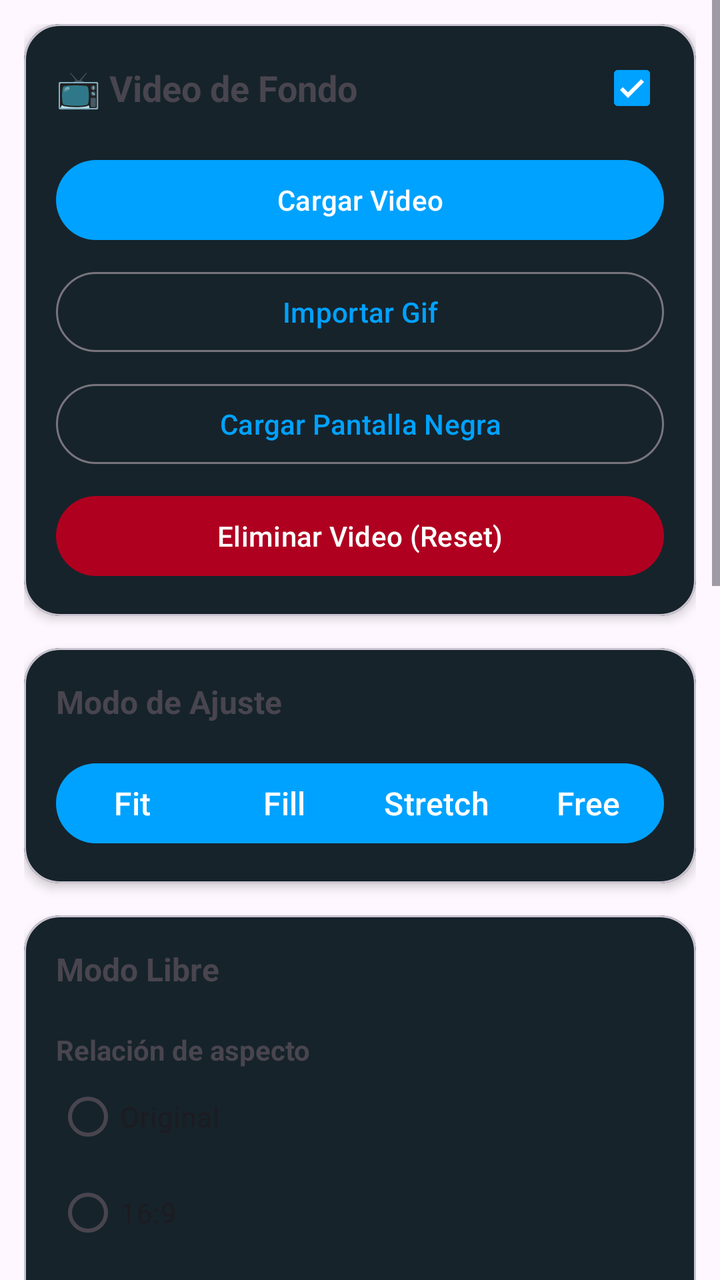
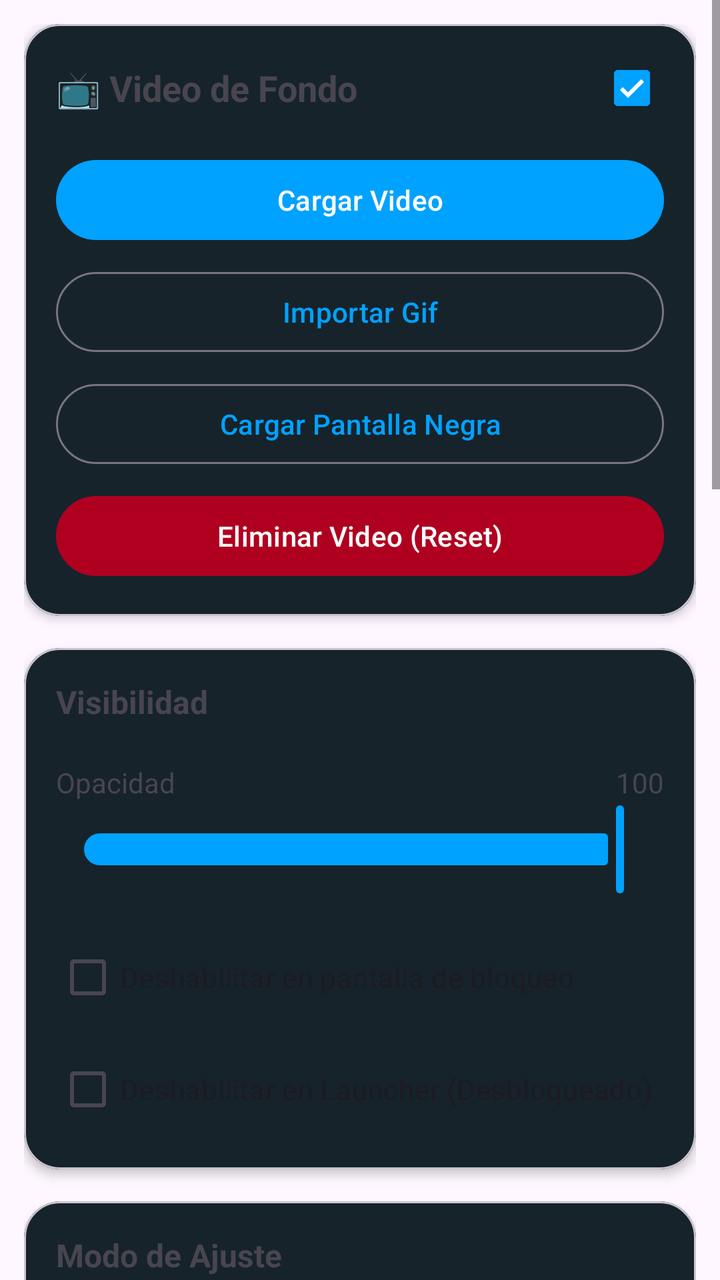

The first picture is an Android layout as it rendered before a commit; the second is the same layout after the commit. The layout source and the unified diff follow.
<!-- AndroidManifest.xml: application theme Theme.RomasterLiveWall -->
<!-- res/layout/layout_video.xml -->
<?xml version="1.0" encoding="utf-8"?>
<ScrollView
    xmlns:android="http://schemas.android.com/apk/res/android"
    xmlns:app="http://schemas.android.com/apk/res-auto"
    android:layout_width="match_parent"
    android:layout_height="match_parent">

    <LinearLayout
        android:layout_width="match_parent"
        android:layout_height="wrap_content"
        android:orientation="vertical"
        android:padding="12dp">

        
        
        

        <com.google.android.material.card.MaterialCardView
            android:layout_width="match_parent"
            android:layout_height="wrap_content"
            android:layout_marginBottom="16dp"
            app:cardCornerRadius="18dp"
            app:cardElevation="3dp">

            <LinearLayout
                android:layout_width="match_parent"
                android:layout_height="wrap_content"
                android:orientation="vertical"
                android:padding="16dp">

                <LinearLayout
                    android:layout_width="match_parent"
                    android:layout_height="wrap_content"
                    android:orientation="horizontal"
                    android:gravity="center_vertical">

                    <TextView
                        android:layout_width="0dp"
                        android:layout_height="wrap_content"
                        android:layout_weight="1"
                        android:text="@string/video_bg_title"
                        android:textStyle="bold"
                        android:textSize="18sp"/>

                    <com.google.android.material.checkbox.MaterialCheckBox
                        android:id="@+id/checkVideoBgEnabled"
                        android:layout_width="wrap_content"
                        android:layout_height="wrap_content"
                        android:checked="true"
                        android:minWidth="0dp"
                        android:minHeight="0dp"/>
                </LinearLayout>

                <com.google.android.material.button.MaterialButton
                    android:id="@+id/buttonSelectVideo"
                    style="@style/Widget.Material3.Button"
                    android:layout_width="match_parent"
                    android:layout_height="wrap_content"
                    android:layout_marginTop="16dp"
                    android:text="@string/video_load"/>

                <com.google.android.material.button.MaterialButton
                    android:id="@+id/buttonImportGifWallpaper"
                    style="@style/Widget.Material3.Button.OutlinedButton"
                    android:layout_width="match_parent"
                    android:layout_height="wrap_content"
                    android:layout_marginTop="8dp"
                    android:text="@string/video_import_gif"/>

                <com.google.android.material.button.MaterialButton
                    android:id="@+id/buttonBlackScreenWallpaper"
                    style="@style/Widget.Material3.Button.OutlinedButton"
                    android:layout_width="match_parent"
                    android:layout_height="wrap_content"
                    android:layout_marginTop="8dp"
                    android:text="@string/video_black_screen"/>

                <com.google.android.material.button.MaterialButton
                    android:id="@+id/buttonResetWallpaperVideo"
                    style="@style/Widget.Material3.Button"
                    android:layout_width="match_parent"
                    android:layout_height="wrap_content"
                    android:layout_marginTop="8dp"
                    android:text="@string/video_delete_reset"
                    android:textColor="@android:color/white"
                    app:backgroundTint="#B00020"/>

            </LinearLayout>

        </com.google.android.material.card.MaterialCardView>

        
        
        

        <com.google.android.material.card.MaterialCardView
            android:layout_width="match_parent"
            android:layout_height="wrap_content"
            android:layout_marginBottom="16dp"
            app:cardCornerRadius="18dp"
            app:cardElevation="3dp">

            <LinearLayout
                android:layout_width="match_parent"
                android:layout_height="wrap_content"
                android:orientation="vertical"
                android:padding="16dp">

                <TextView
                    android:layout_width="wrap_content"
                    android:layout_height="wrap_content"
                    android:text="@string/fit_mode_title"
                    android:textStyle="bold"
                    android:textSize="16sp"/>

                <com.google.android.material.button.MaterialButtonToggleGroup
                    android:id="@+id/toggleVideoMode"
                    android:layout_width="match_parent"
                    android:layout_height="wrap_content"
                    android:layout_marginTop="16dp"
                    app:singleSelection="true">
                
                    <com.google.android.material.button.MaterialButton
                        android:id="@+id/buttonFit"
                        android:layout_width="0dp"
                        android:layout_height="wrap_content"
                        android:layout_weight="1"
                        android:textSize="16sp"
                        android:paddingHorizontal="0dp"
                        android:insetLeft="0dp"
                        android:insetRight="0dp"
                        android:text="@string/fit_fit"/>
                
                    <com.google.android.material.button.MaterialButton
                        android:id="@+id/buttonFill"
                        android:layout_width="0dp"
                        android:layout_height="wrap_content"
                        android:layout_weight="1"
                        android:textSize="16sp"
                        android:paddingHorizontal="0dp"
                        android:insetLeft="0dp"
                        android:insetRight="0dp"
                        android:text="@string/fit_fill"/>
                
                    <com.google.android.material.button.MaterialButton
                        android:id="@+id/buttonStretch"
                        android:layout_width="0dp"
                        android:layout_height="wrap_content"
                        android:layout_weight="1"
                        android:textSize="16sp"
                        android:paddingHorizontal="0dp"
                        android:insetLeft="0dp"
                        android:insetRight="0dp"
                        android:text="@string/fit_stretch"/>
                
                    <com.google.android.material.button.MaterialButton
                        android:id="@+id/buttonFree"
                        android:layout_width="0dp"
                        android:layout_height="wrap_content"
                        android:layout_weight="1"
                        android:textSize="16sp"
                        android:paddingHorizontal="0dp"
                        android:insetLeft="0dp"
                        android:insetRight="0dp"
                        android:text="@string/fit_free"/>
                
                </com.google.android.material.button.MaterialButtonToggleGroup>

            </LinearLayout>

        </com.google.android.material.card.MaterialCardView>

        
        
        

        <com.google.android.material.card.MaterialCardView
            android:id="@+id/cardFreeMode"
            android:layout_width="match_parent"
            android:layout_height="wrap_content"
            android:layout_marginBottom="16dp"
            app:cardCornerRadius="18dp"
            app:cardElevation="3dp">

            <LinearLayout
                android:layout_width="match_parent"
                android:layout_height="wrap_content"
                android:orientation="vertical"
                android:padding="16dp">

                <TextView
                    android:layout_width="wrap_content"
                    android:layout_height="wrap_content"
                    android:text="@string/free_mode_title"
                    android:textStyle="bold"
                    android:textSize="16sp"/>

                

                <TextView
                    android:layout_width="wrap_content"
                    android:layout_height="wrap_content"
                    android:layout_marginTop="20dp"
                    android:text="@string/aspect_ratio_title"
                    android:textStyle="bold"/>

                <RadioGroup
                    android:id="@+id/radioAspectRatio"
                    android:layout_width="match_parent"
                    android:layout_height="wrap_content">

                    <RadioButton
                        android:id="@+id/radioAspectOriginal"
                        android:layout_width="wrap_content"
                        android:layout_height="wrap_content"
                        android:text="@string/aspect_original"/>

                    <RadioButton
                        android:id="@+id/radioAspect16x9"
                        android:layout_width="wrap_content"
                        android:layout_height="wrap_content"
                        android:text="16:9"/>

                    <RadioButton
                        android:id="@+id/radioAspect16x10"
                        android:layout_width="wrap_content"
                        android:layout_height="wrap_content"
                        android:text="16:10"/>

                    <RadioButton
                        android:id="@+id/radioAspect18x9"
                        android:layout_width="wrap_content"
                        android:layout_height="wrap_content"
                        android:text="18:9"/>
                    
                    <RadioButton
                        android:id="@+id/radioAspect20x9"
                        android:layout_width="wrap_content"
                        android:layout_height="wrap_content"
                        android:text="20:9"/>

                    <RadioButton
                        android:id="@+id/radioAspect4x3"
                        android:layout_width="wrap_content"
                        android:layout_height="wrap_content"
                        android:text="4:3"/>

                    <RadioButton
                        android:id="@+id/radioAspect3x2"
                        android:layout_width="wrap_content"
                        android:layout_height="wrap_content"
                        android:text="3:2"/>

                </RadioGroup>

                

                <LinearLayout
                    android:layout_width="match_parent"
                    android:layout_height="wrap_content"
                    android:layout_marginTop="20dp"
                    android:orientation="horizontal">

                    <TextView
                        android:layout_width="wrap_content"
                        android:layout_height="wrap_content"
                        android:layout_weight="1"
                        android:text="@string/label_zoom"/>

                    <TextView
                        android:id="@+id/textVideoZoomValue"
                        android:layout_width="wrap_content"
                        android:layout_height="wrap_content"
                        android:text="100"/>

                </LinearLayout>

                <com.google.android.material.slider.Slider
                    android:id="@+id/sliderVideoZoom"
                    android:layout_width="match_parent"
                    android:layout_height="wrap_content"
                    android:value="100"
                    android:valueFrom="10"
                    android:valueTo="800"/>

                

                <LinearLayout
                    android:layout_width="match_parent"
                    android:layout_height="wrap_content"
                    android:orientation="horizontal">

                    <TextView
                        android:layout_width="wrap_content"
                        android:layout_height="wrap_content"
                        android:layout_weight="1"
                        android:text="@string/label_pos_x"/>

                    <TextView
                        android:id="@+id/textVideoPosXValue"
                        android:layout_width="wrap_content"
                        android:layout_height="wrap_content"
                        android:text="0"/>

                </LinearLayout>

                <com.google.android.material.slider.Slider
                    android:id="@+id/sliderVideoPosX"
                    android:layout_width="match_parent"
                    android:layout_height="wrap_content"
                    android:valueFrom="-300"
                    android:valueTo="300"/>

                

                <LinearLayout
                    android:layout_width="match_parent"
                    android:layout_height="wrap_content"
                    android:orientation="horizontal">

                    <TextView
                        android:layout_width="match_parent"
                        android:layout_height="wrap_content"
                        android:layout_weight="1"
                        android:text="@string/label_pos_y"/>

                    <TextView
                        android:id="@+id/textVideoPosYValue"
                        android:layout_width="wrap_content"
                        android:layout_height="wrap_content"
                        android:text="0"/>

                </LinearLayout>

                <com.google.android.material.slider.Slider
                    android:id="@+id/sliderVideoPosY"
                    android:layout_width="match_parent"
                    android:layout_height="wrap_content"
                    android:valueFrom="-300"
                    android:valueTo="300"/>

            </LinearLayout>

        </com.google.android.material.card.MaterialCardView>
        
        
        
        <com.google.android.material.card.MaterialCardView
            android:layout_width="match_parent"
            android:layout_height="wrap_content"
            android:layout_marginTop="12dp"
            app:cardCornerRadius="16dp">
        
            <LinearLayout
                android:layout_width="match_parent"
                android:layout_height="wrap_content"
                android:orientation="vertical"
                android:padding="16dp">
        
                <TextView
                    android:layout_width="wrap_content"
                    android:layout_height="wrap_content"
                    android:text="@string/sound_title"
                    android:textStyle="bold"
                    android:textSize="16sp"/>
        
                <LinearLayout
                    android:layout_width="match_parent"
                    android:layout_height="wrap_content"
                    android:layout_marginTop="16dp"
                    android:gravity="center_vertical"
                    android:orientation="horizontal">

                    <ImageView
                        android:id="@+id/imageBgSoundIcon"
                        android:layout_width="24dp"
                        android:layout_height="24dp"
                        android:layout_marginEnd="12dp"
                        app:srcCompat="@drawable/baseline_volume_up_24"/>

                    <TextView
                        android:layout_width="0dp"
                        android:layout_height="wrap_content"
                        android:layout_weight="1"
                        android:text="@string/label_volume"/>

                    <TextView
                        android:id="@+id/textBgSoundVolumeValue"
                        android:layout_width="wrap_content"
                        android:layout_height="wrap_content"
                        android:text="100"/>
                </LinearLayout>

                <com.google.android.material.slider.Slider
                    android:id="@+id/sliderBgSoundVolume"
                    android:layout_width="match_parent"
                    android:layout_height="wrap_content"
                    android:valueFrom="0"
                    android:valueTo="100"
                    android:value="100"/>
        
                <LinearLayout
                    android:layout_width="match_parent"
                    android:layout_height="wrap_content"
                    android:layout_marginTop="16dp"
                    android:orientation="horizontal">
                
                    <com.google.android.material.button.MaterialButton
                        android:id="@+id/buttonLoadBgSound"
                        style="@style/Widget.Material3.Button.OutlinedButton"
                        android:layout_width="0dp"
                        android:layout_height="wrap_content"
                        android:layout_weight="1"
                        android:text="@string/load_sound"/>
                
                    <Space
                        android:layout_width="8dp"
                        android:layout_height="wrap_content"/>
                
                    <com.google.android.material.button.MaterialButton
                        android:id="@+id/buttonResetBgSound"
                        style="@style/Widget.Material3.Button.OutlinedButton"
                        android:layout_width="0dp"
                        android:layout_height="wrap_content"
                        android:layout_weight="1"
                        android:text="@string/reset"/>
                
                </LinearLayout>
        
                <TextView
                    android:id="@+id/textBgSoundFile"
                    android:layout_width="match_parent"
                    android:layout_height="wrap_content"
                    android:layout_marginTop="8dp"
                    android:ellipsize="middle"
                    android:maxLines="1"
                    android:text="@string/no_sound_selected"/>
                
                <TextView
                    android:id="@+id/textBgSoundDuration"
                    android:layout_width="wrap_content"
                    android:layout_height="wrap_content"
                    android:layout_marginTop="2dp"
                    android:text="@string/duration_placeholder"
                    android:textSize="12sp"/>
        
            </LinearLayout>
        
        </com.google.android.material.card.MaterialCardView>

    </LinearLayout>

</ScrollView>
<!-- resources referenced by this layout -->
<resources>
  <!-- drawable baseline_volume_up_24 (drawable) -->
  <vector xmlns:android="http://schemas.android.com/apk/res/android"
          android:width="24dp"
          android:height="24dp"
          android:viewportWidth="24.0"
          android:viewportHeight="24.0"
          android:tint="?attr/colorControlNormal">
      <path
          android:fillColor="@android:color/white"
          android:pathData="M3,9v6h4l5,5L12,4L7,9L3,9zM16.5,12c0,-1.77 -1.02,-3.29 -2.5,-4.03v8.05c1.48,-0.73 2.5,-2.25 2.5,-4.02zM14,3.23v2.06c2.89,0.86 5,3.54 5,6.71s-2.11,5.85 -5,6.71v2.06c4.01,-0.91 7,-4.49 7,-8.77s-2.99,-7.86 -7,-8.77z"/>
  </vector>
  <string name="aspect_original">Original</string>
  <string name="aspect_ratio_title">Relación de aspecto</string>
  <string name="duration_placeholder">Duración: --:--.---</string>
  <string name="fit_fill">Fill</string>
  <string name="fit_fit">Fit</string>
  <string name="fit_free">Free</string>
  <string name="fit_mode_title">Modo de Ajuste</string>
  <string name="fit_stretch">Stretch</string>
  <string name="free_mode_title">Modo Libre</string>
  <string name="label_pos_x">Posición X</string>
  <string name="label_pos_y">Posición Y</string>
  <string name="label_volume">Volumen</string>
  <string name="label_zoom">Zoom</string>
  <string name="load_sound">Cargar sonido</string>
  <string name="no_sound_selected">Ningún sonido seleccionado</string>
  <string name="reset">Reset</string>
  <string name="sound_title">Sonido</string>
  <string name="video_bg_title">📺 Video de Fondo</string>
  <string name="video_black_screen">Cargar Pantalla Negra</string>
  <string name="video_delete_reset">Eliminar Video (Reset)</string>
  <string name="video_import_gif">Importar Gif</string>
  <string name="video_load">Cargar Video</string>
  <style name="Theme.RomasterLiveWall" parent="Theme.Material3.DayNight.NoActionBar">
  
          <item name="colorPrimary">@color/md_theme_primary</item>
          <item name="colorSurface">@color/md_theme_surface</item>
          <item name="colorSurfaceVariant">@color/md_theme_surfaceVariant</item>
          <item name="android:statusBarColor">@android:color/transparent</item>
  
      </style>
  <color name="md_theme_primary">#00A2FF</color>
  <color name="md_theme_surface">#181818</color>
  <color name="md_theme_surfaceVariant">#242424</color>
</resources>

<!-- the commit's change to res/layout/layout_video.xml (unified diff, before → after) -->
@@ -88,6 +88,85 @@
             </LinearLayout>
 
         </com.google.android.material.card.MaterialCardView>
+
+
+        
+        
+        
+
+        <com.google.android.material.card.MaterialCardView
+            android:layout_width="match_parent"
+            android:layout_height="wrap_content"
+            android:layout_marginBottom="16dp"
+            app:cardCornerRadius="18dp"
+            app:cardElevation="3dp">
+
+            <LinearLayout
+                android:layout_width="match_parent"
+                android:layout_height="wrap_content"
+                android:orientation="vertical"
+                android:padding="16dp">
+
+                <TextView
+                    android:layout_width="wrap_content"
+                    android:layout_height="wrap_content"
+                    android:text="@string/visibility_title"
+                    android:textStyle="bold"
+                    android:textSize="16sp"/>
+
+                <LinearLayout
+                    android:layout_width="match_parent"
+                    android:layout_height="wrap_content"
+                    android:layout_marginTop="20dp"
+                    android:orientation="horizontal">
+
+                    <TextView
+                        android:layout_width="0dp"
+                        android:layout_height="wrap_content"
+                        android:layout_weight="1"
+                        android:text="@string/label_opacity"/>
+
+                    <TextView
+                        android:id="@+id/textVideoAlphaValue"
+                        android:layout_width="wrap_content"
+                        android:layout_height="wrap_content"
+                        android:text="100"/>
+
+                </LinearLayout>
+
+                <com.google.android.material.slider.Slider
+                    android:id="@+id/sliderVideoAlpha"
+                    android:layout_width="match_parent"
+                    android:layout_height="wrap_content"
+                    android:value="100"
+                    android:valueFrom="0"
+                    android:valueTo="100"/>
+
+                <com.google.android.material.checkbox.MaterialCheckBox
+                    android:id="@+id/checkVideoDisableOnLock"
+                    android:layout_width="match_parent"
+                    android:layout_height="wrap_content"
+                    android:layout_marginTop="16dp"
+                    android:text="@string/disable_on_lockscreen"/>
+
+                <com.google.android.material.checkbox.MaterialCheckBox
+                    android:id="@+id/checkVideoDisableOnLauncher"
+                    android:layout_width="match_parent"
+                    android:layout_height="wrap_content"
+                    android:layout_marginTop="8dp"
+                    android:text="@string/disable_on_launcher"/>
+
+                <com.google.android.material.checkbox.MaterialCheckBox
+                    android:id="@+id/checkVideoEnableLauncherFadeOut"
+                    android:layout_width="match_parent"
+                    android:layout_height="wrap_content"
+                    android:layout_marginTop="4dp"
+                    android:visibility="gone"
+                    android:text="@string/enable_launcher_fade_out"/>
+
+            </LinearLayout>
+        </com.google.android.material.card.MaterialCardView>
+
 
         
         
<!-- resource entries referenced after the edit -->
@@ -13,13 +13,17 @@
   </vector>
   <string name="aspect_original">Original</string>
   <string name="aspect_ratio_title">Relación de aspecto</string>
+  <string name="disable_on_launcher">Deshabilitar en Launcher (Desbloqueado)</string>
+  <string name="disable_on_lockscreen">Deshabilitar en pantalla de bloqueo</string>
   <string name="duration_placeholder">Duración: --:--.---</string>
+  <string name="enable_launcher_fade_out">Habilitar fade-out (usa tiempo de soft start)</string>
   <string name="fit_fill">Fill</string>
   <string name="fit_fit">Fit</string>
   <string name="fit_free">Free</string>
   <string name="fit_mode_title">Modo de Ajuste</string>
   <string name="fit_stretch">Stretch</string>
   <string name="free_mode_title">Modo Libre</string>
+  <string name="label_opacity">Opacidad</string>
   <string name="label_pos_x">Posición X</string>
   <string name="label_pos_y">Posición Y</string>
   <string name="label_volume">Volumen</string>
@@ -33,6 +37,7 @@
   <string name="video_delete_reset">Eliminar Video (Reset)</string>
   <string name="video_import_gif">Importar Gif</string>
   <string name="video_load">Cargar Video</string>
+  <string name="visibility_title">Visibilidad</string>
   <style name="Theme.RomasterLiveWall" parent="Theme.Material3.DayNight.NoActionBar">
   
           <item name="colorPrimary">@color/md_theme_primary</item>
